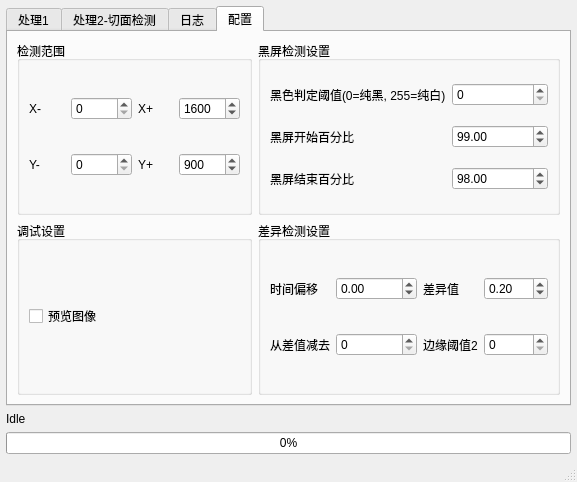
Qt form cut_tool.ui (Blue-Beaker/blackscreen_cutter) before a commit.
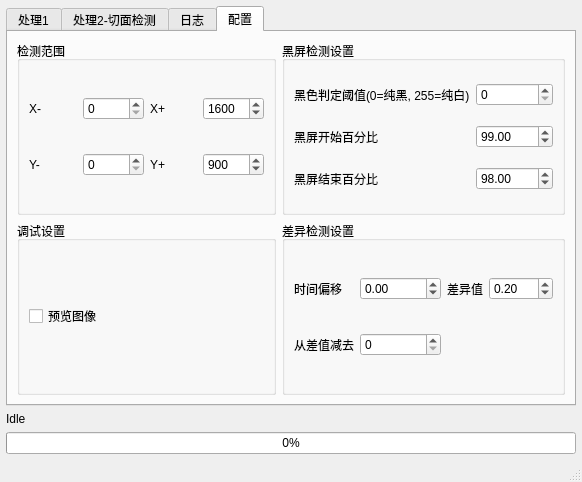
The same form after that commit.

Commit message: remove obselete config value

```diff
--- a/cut_tool.ui
+++ b/cut_tool.ui
@@ -6,7 +6,7 @@
    <rect>
     <x>0</x>
     <y>0</y>
-    <width>577</width>
+    <width>582</width>
     <height>482</height>
    </rect>
   </property>
@@ -377,13 +377,6 @@
              </property>
             </widget>
            </item>
-           <item row="2" column="3">
-            <widget class="QSpinBox" name="config_diff_cannyThresold2">
-             <property name="maximum">
-              <number>255</number>
-             </property>
-            </widget>
-           </item>
            <item row="0" column="3">
             <widget class="QDoubleSpinBox" name="config_diff_diffThresold">
              <property name="maximum">
@@ -411,13 +404,6 @@
              </property>
             </widget>
            </item>
-           <item row="2" column="2">
-            <widget class="QLabel" name="label_diff_cannyThresold2">
-             <property name="text">
-              <string>边缘阈值2</string>
-             </property>
-            </widget>
-           </item>
           </layout>
          </widget>
         </item>
```
The commit also changes 3 other files.
